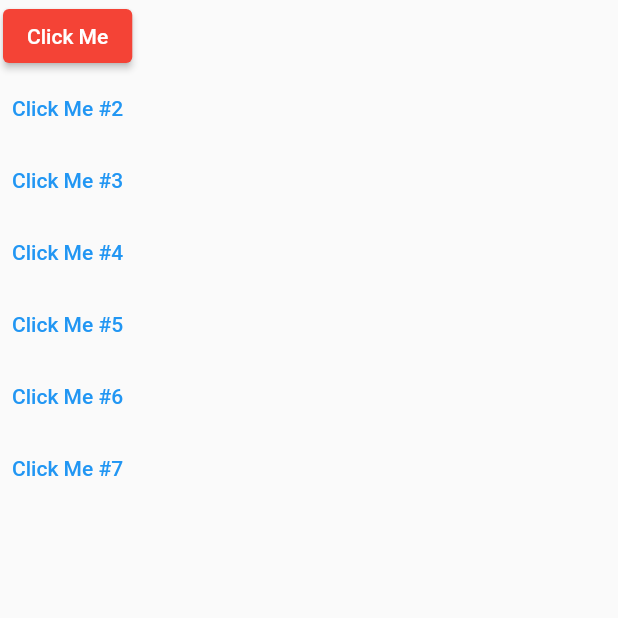
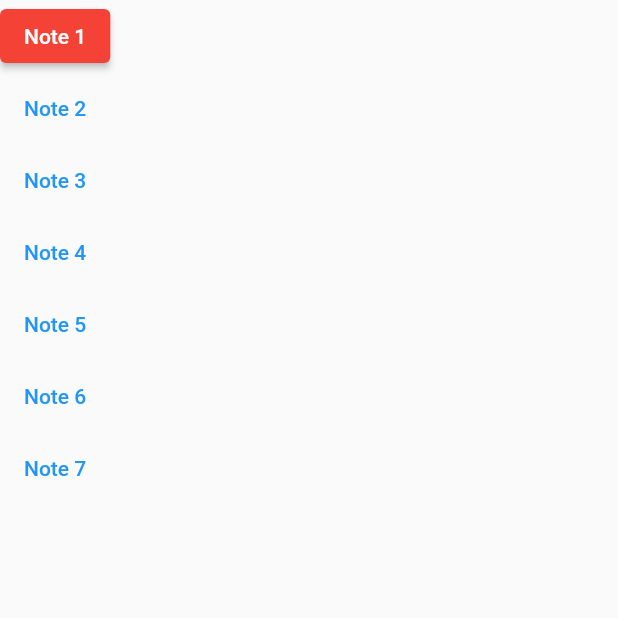
Before and after one commit to thomHayner/flutter_learn_xylophone_app, a Flutter app: the screen it shows after launch, on a phone screen of 412 x 824 dp, the top half of it. Run offline on Flutter 3.47's test engine with Material 2 defaults, Android fonts, the phone set to English and light mode, and no system bars; our stand-ins replace audioplayers.

Commit message:
update button 'text's

```diff
--- a/lib/main.dart
+++ b/lib/main.dart
@@ -16,49 +16,49 @@ class XylophoneApp extends StatelessWidget {
                   style: ButtonStyle(
                     backgroundColor: MaterialStateProperty.all<Color>(Colors.red),
                   ),
-                  child: Text('Click Me'),
+                  child: Text('Note 1'),
                   onPressed: () {
                     final player = AudioCache();
                     player.play('note1.wav');
                   },
                 ),
                 TextButton(
-                  child: Text('Click Me #2'),
+                  child: Text('Note 2'),
                   onPressed: () {
                     final player = AudioCache();
                     player.play('note2.wav');
                   },
                 ),
                 TextButton(
-                  child: Text('Click Me #3'),
+                  child: Text('Note 3'),
                   onPressed: () {
                     final player = AudioCache();
                     player.play('note3.wav');
                   },
                 ),
                 TextButton(
-                  child: Text('Click Me #4'),
+                  child: Text('Note 4'),
                   onPressed: () {
                     final player = AudioCache();
                     player.play('note4.wav');
                   },
                 ),
                 TextButton(
-                  child: Text('Click Me #5'),
+                  child: Text('Note 5'),
                   onPressed: () {
                     final player = AudioCache();
                     player.play('note5.wav');
                   },
                 ),
                 TextButton(
-                  child: Text('Click Me #6'),
+                  child: Text('Note 6'),
                   onPressed: () {
                     final player = AudioCache();
                     player.play('note6.wav');
                   },
                 ),
                 TextButton(
-                  child: Text('Click Me #7'),
+                  child: Text('Note 7'),
                   onPressed: () {
                     final player = AudioCache();
                     player.play('note7.wav');
```
